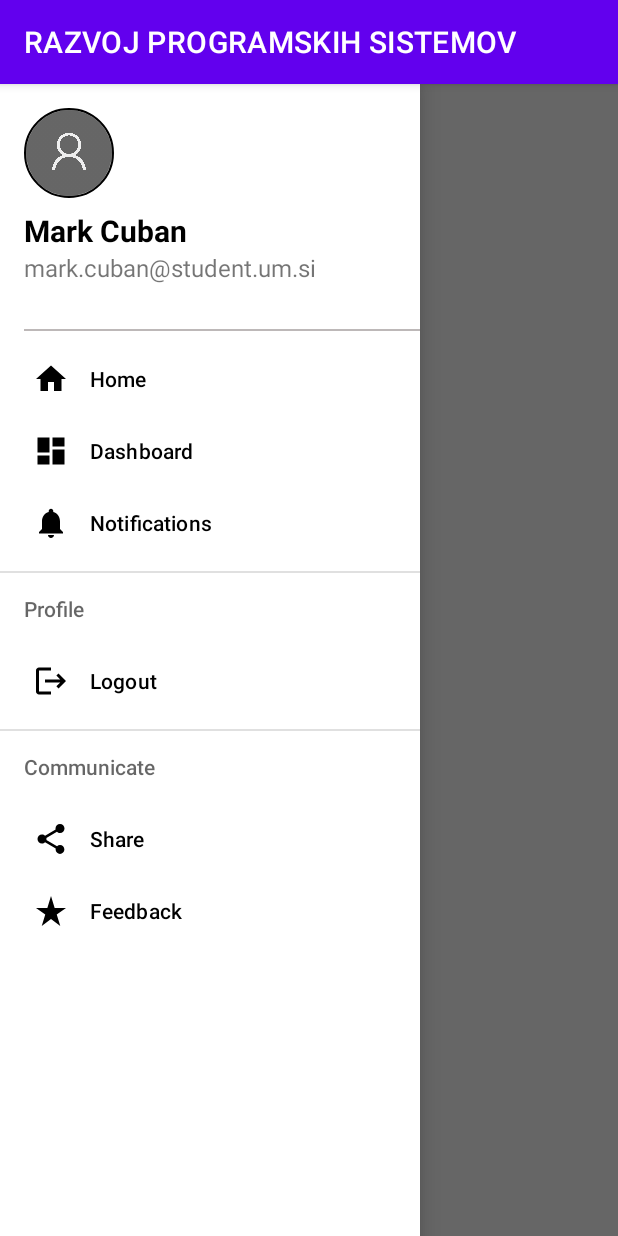
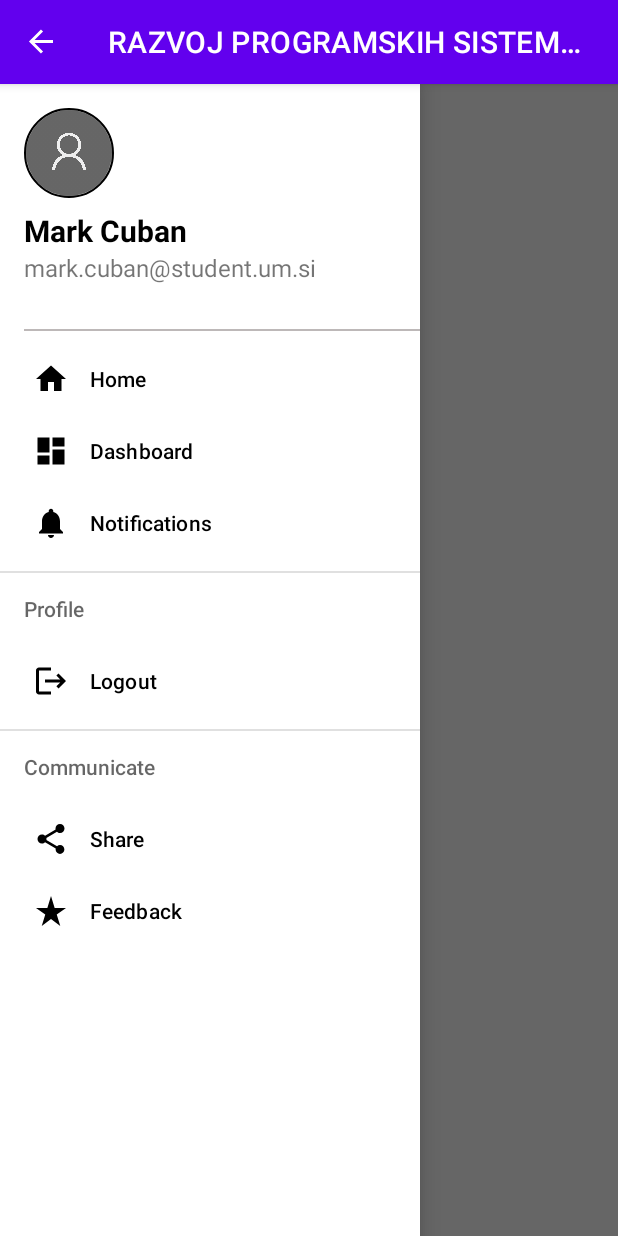
Before and after one commit to viktordenac/RAZVOJ-PROGRAMSKIH-SISTEMOV, an Android app: the screen it shows after launch (MainActivity), in the side drawer, after a tap on "Dashboard", on a phone screen of 412 x 824 dp. Run offline under Robolectric (Android 15) with nearby library versions, the phone set to English and light mode, and no system bars; our stand-ins replace CircleImageView, navigation-ui.

```diff
--- a/app/src/main/java/com/example/razvojprogramskihsistemov/MainActivity.kt
+++ b/app/src/main/java/com/example/razvojprogramskihsistemov/MainActivity.kt
@@ -1,6 +1,9 @@
 package com.example.razvojprogramskihsistemov
 
 import android.os.Bundle
+import android.view.MenuItem
+import android.widget.Toast
+import androidx.appcompat.app.ActionBarDrawerToggle
 import com.google.android.material.bottomnavigation.BottomNavigationView
 import androidx.appcompat.app.AppCompatActivity
 import androidx.drawerlayout.widget.DrawerLayout
@@ -14,27 +17,43 @@ import com.google.android.material.navigation.NavigationView
 class MainActivity : AppCompatActivity() {
 
     private lateinit var binding: ActivityMainBinding
-    lateinit var drawerLayout: DrawerLayout
+    lateinit var toggle: ActionBarDrawerToggle
 
     override fun onCreate(savedInstanceState: Bundle?) {
         super.onCreate(savedInstanceState)
-
         binding = ActivityMainBinding.inflate(layoutInflater)
         setContentView(binding.root)
-        drawerLayout = findViewById(R.id.drawerLayout)
-        val navView: NavigationView = findViewById(R.id.nav_view)
 
+        val drawerLayout : DrawerLayout = findViewById(R.id.drawerLayout)
+        val navView : NavigationView = findViewById(R.id.nav_view)
 
+        toggle = ActionBarDrawerToggle(this, drawerLayout, R.string.open, R.string.close)
+        drawerLayout.addDrawerListener(toggle)
+        toggle.syncState()
 
-        val navController = findNavController(R.id.nav_host_fragment_activity_main)
-        // Passing each menu ID as a set of Ids because each
-        // menu should be considered as top level destinations.
-        val appBarConfiguration = AppBarConfiguration(
-            setOf(
-                R.id.navigation_home, R.id.navigation_dashboard, R.id.navigation_notifications
-            )
-        )
-        setupActionBarWithNavController(navController, appBarConfiguration)
-        navView.setupWithNavController(navController)
+        supportActionBar?.setDisplayHomeAsUpEnabled(true)
+
+        navView.setNavigationItemSelectedListener {
+            when(it.itemId){
+                R.id.nav_home -> Toast.makeText(applicationContext, "Clicked Home", Toast.LENGTH_SHORT).show()
+                R.id.nav_dashboard -> Toast.makeText(applicationContext, "Clicked Dashboard", Toast.LENGTH_SHORT).show()
+                R.id.nav_notifications -> Toast.makeText(applicationContext, "Clicked Notifications", Toast.LENGTH_SHORT).show()
+                R.id.nav_logout -> Toast.makeText(applicationContext, "Clicked Logout", Toast.LENGTH_SHORT).show()
+                R.id.nav_share -> Toast.makeText(applicationContext, "Clicked Share", Toast.LENGTH_SHORT).show()
+                R.id.nav_feedback -> Toast.makeText(applicationContext, "Clicked Feedback", Toast.LENGTH_SHORT).show()
+            }
+            true
+        }
+    }
+
+    override fun onOptionsItemSelected(item: MenuItem): Boolean {
+
+        if(toggle.onOptionsItemSelected(item)){
+
+            return true
+
+        }
+
+        return super.onOptionsItemSelected(item)
     }
 }
--- a/app/src/main/res/values/strings.xml
+++ b/app/src/main/res/values/strings.xml
@@ -10,4 +10,6 @@
     <string name="thursday">Thursday</string>
     <string name="friday">Friday</string>
     <string name="submit">Submit</string>
+    <string name="open">Open</string>
+    <string name="close">Close</string>
 </resources>
```
